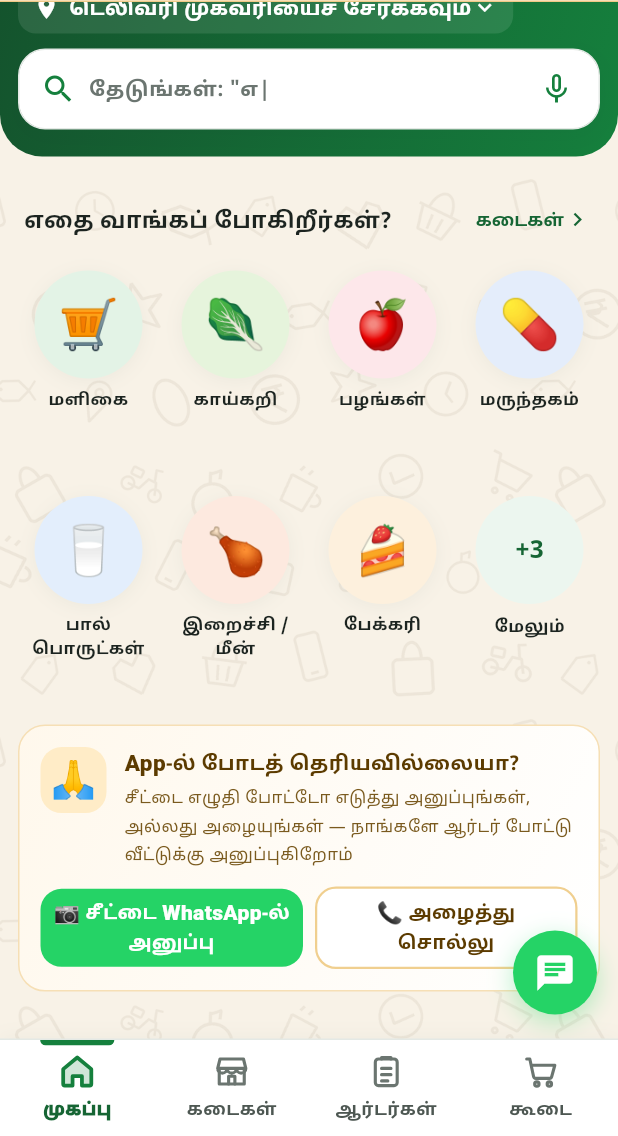
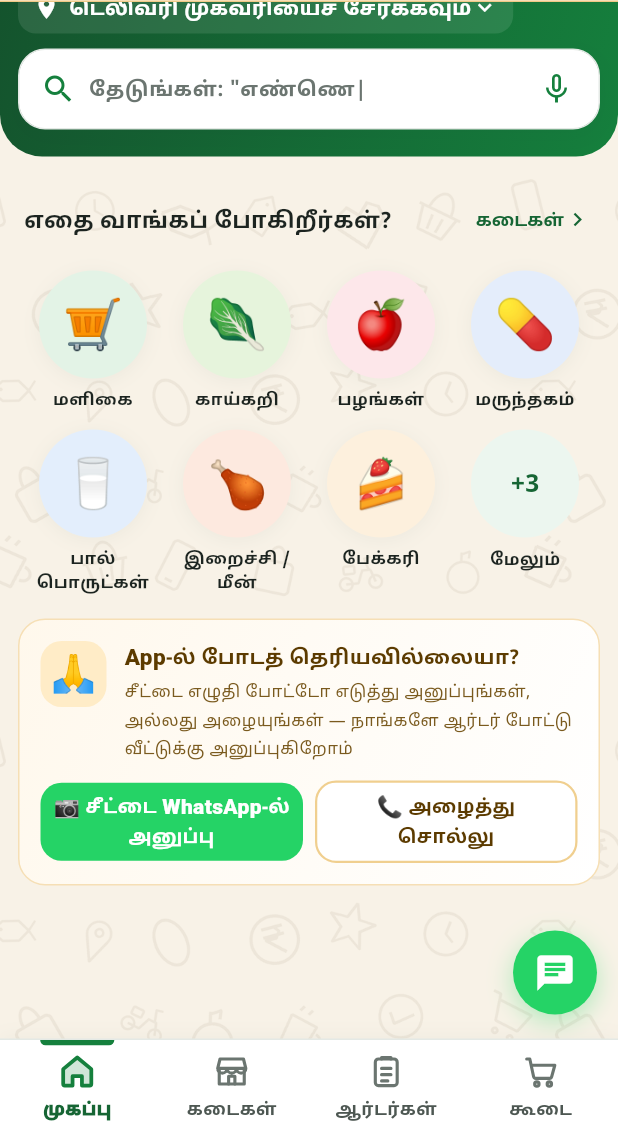
Before and after one commit to thirumalaiyogi-dotcom/chittai-app, a Flutter app: the screen it shows after launch, after a tap on the "notifications" icon, on a phone screen of 412 x 824 dp, the part 100-1236 px from its top. Run offline on Flutter 3.47's test engine with Material 3 defaults, Android fonts, the phone set to English and light mode, and no system bars; our stand-ins replace audioplayers, cached_network_image, connectivity_plus, firebase_core, firebase_messaging, flutter_map and 6 more; accounts and stored records are empty; network calls fail.

Commit message:
Order-success rows right-aligned; home category rows sized to content (no extra gap)
Co-Authored-By: Claude Sonnet 5.5 <noreply@anthropic.com>
Claude-Session: https://claude.ai/code/session_013bFooV4NbFYtGjFxvE6vgd

```diff
--- a/lib/screens/home.dart
+++ b/lib/screens/home.dart
@@ -407,18 +407,13 @@ class _HomeScreenState extends State<HomeScreen> {
       final more = allKinds.length > 8 && !_kAll;
       final show = more ? allKinds.take(7).toList() : allKinds;
       out.add(SliverToBoxAdapter(child: SecHead('எதை வாங்கப் போகிறீர்கள்?', more: 'கடைகள்', onMore: () => Nav.go('shops'))));
-      out.add(SliverPadding(
-        padding: const EdgeInsets.symmetric(horizontal: 14),
-        sliver: SliverGrid.count(
-          crossAxisCount: 4,
-          mainAxisSpacing: 14,
-          crossAxisSpacing: 8,
-          childAspectRatio: .66,
-          children: [
+      // வரிசை உயரம் உள்ளடக்கத்துக்கு ஏற்ப (முன்பு நிலையான விகிதம் → தேவையற்ற இடைவெளி)
+      final cells = <Widget>[
         for (final k in show)
           GestureDetector(
+            behavior: HitTestBehavior.opaque,
             onTap: () => Nav.pickType(k.id),
-                child: Column(children: [
+            child: Column(mainAxisSize: MainAxisSize.min, children: [
               LayoutBuilder(builder: (_, c) => KindCircle(k, size: c.maxWidth.clamp(40.0, 72.0).toDouble())),
               const SizedBox(height: 6),
               Text(k.n, maxLines: 2, overflow: TextOverflow.ellipsis, textAlign: TextAlign.center, style: ts(12.5, w: w8, h: 1.25)),
@@ -426,8 +421,9 @@ class _HomeScreenState extends State<HomeScreen> {
           ),
         if (more)
           GestureDetector(
+            behavior: HitTestBehavior.opaque,
             onTap: () => setState(() => _kAll = true),
-                child: Column(children: [
+            child: Column(mainAxisSize: MainAxisSize.min, children: [
               LayoutBuilder(
                 builder: (_, c) {
                   final z = c.maxWidth.clamp(40.0, 72.0).toDouble();
@@ -444,7 +440,26 @@ class _HomeScreenState extends State<HomeScreen> {
               Text('மேலும்', style: ts(12.5, w: w8)),
             ]),
           ),
-          ],
+      ];
+      final nRows = (cells.length + 3) ~/ 4;
+      out.add(SliverPadding(
+        padding: const EdgeInsets.symmetric(horizontal: 14),
+        sliver: SliverList(
+          delegate: SliverChildBuilderDelegate(
+            (_, r) => Padding(
+              padding: EdgeInsets.only(bottom: r == nRows - 1 ? 0 : 12),
+              child: Row(crossAxisAlignment: CrossAxisAlignment.start, children: [
+                for (var c = 0; c < 4; c++)
+                  Expanded(
+                    child: Padding(
+                      padding: const EdgeInsets.symmetric(horizontal: 4),
+                      child: r * 4 + c < cells.length ? cells[r * 4 + c] : const SizedBox.shrink(),
+                    ),
+                  ),
+              ]),
+            ),
+            childCount: nRows,
+          ),
         ),
       ));
     }
--- a/lib/screens/orders.dart
+++ b/lib/screens/orders.dart
@@ -75,7 +75,7 @@ class _SuccessState extends State<_Success> with TickerProviderStateMixin {
 
   Widget _row(String l, String v) => Padding(
         padding: const EdgeInsets.symmetric(vertical: 5),
-        child: Row(children: [Text(l, style: ts(13.5, c: P.mu2)), const Spacer(), Flexible(child: Text(v, textAlign: TextAlign.right, style: ts(13.5, w: w8)))]),
+        child: Row(crossAxisAlignment: CrossAxisAlignment.start, children: [Text(l, style: ts(13.5, c: P.mu2, h: 1.4)), const SizedBox(width: 14), Expanded(child: Text(v, textAlign: TextAlign.right, style: ts(13.5, w: w8, h: 1.4)))]),
       );
 
   @override
```
Lines whose indentation alone changed are shown as unchanged.
